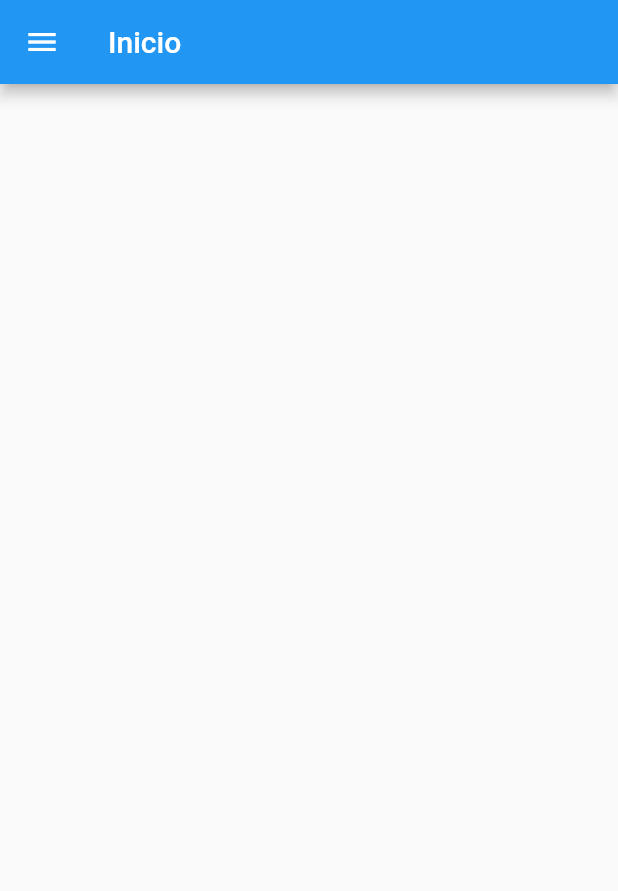
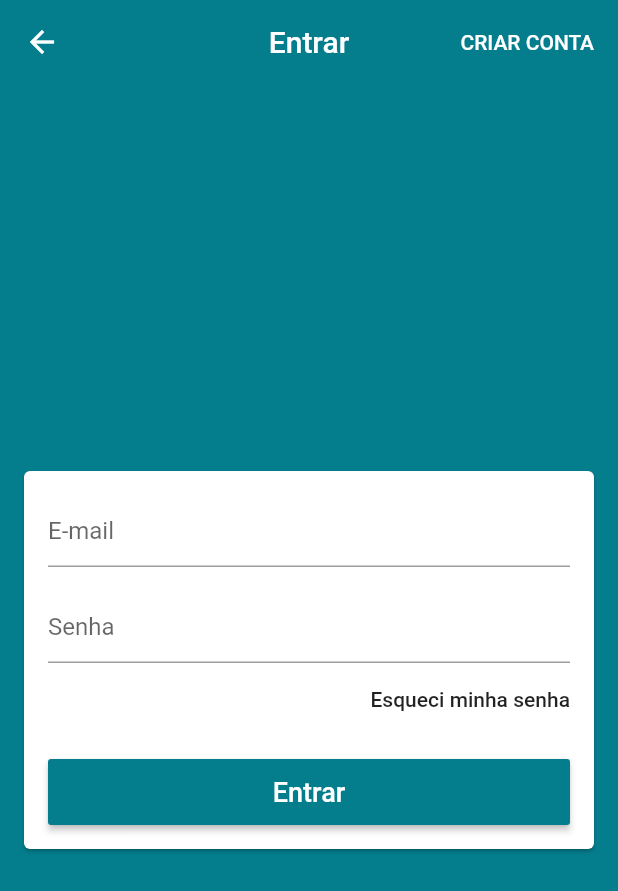
Before and after one commit to rodneytk/flutter_lojavirtual, a Flutter app: the screen it shows after launch, on a phone screen of 412 x 824 dp. Shown: the top 891 px of the screen. Run offline on Flutter 3.47's test engine with Material 2 defaults, Android fonts, the phone set to English and light mode, and no system bars; our stand-ins replace cloud_firestore, firebase_auth; accounts and stored records are empty.

Commit message:
Adicionado tela de Login e Criar Conta, autenticando via Firebase

```diff
--- /dev/null
+++ b/analysis_options.yaml
@@ -0,0 +1 @@
+include: package:lint/analysis_options.yaml
--- a/lib/common/custom_drawer/custom_drawer.dart
+++ b/lib/common/custom_drawer/custom_drawer.dart
@@ -6,7 +6,7 @@ class CustomDrawer extends StatelessWidget {
   Widget build(BuildContext context) {
     return Drawer(
       child: ListView(
-        children: <Widget>[
+        children: const <Widget>[
           CustomDrawerTile(
             iconData: Icons.home,
             title: 'Inicio',
--- a/lib/common/custom_drawer/custom_drawer_tile.dart
+++ b/lib/common/custom_drawer/custom_drawer_tile.dart
@@ -12,6 +12,7 @@ class CustomDrawerTile extends StatelessWidget {
   @override
   Widget build(BuildContext context) {
     final int currPage = context.watch<PageManager>().page;
+    final Color primaryColor = Theme.of(context).primaryColor;
 
     return InkWell(
       onTap: () {
@@ -26,14 +27,14 @@ class CustomDrawerTile extends StatelessWidget {
               child: Icon(
                 iconData,
                 size: 32,
-                color: currPage == page ? Colors.red : Colors.grey[700],
+                color: currPage == page ? primaryColor : Colors.grey[700],
               ),
             ),
             Text(
               title,
               style: TextStyle(
                 fontSize: 16,
-                color: currPage == page ? Colors.red : Colors.grey[700],
+                color: currPage == page ? primaryColor : Colors.grey[700],
               ),
             ),
           ],
--- /dev/null
+++ b/lib/helpers/firebase_errors.dart
@@ -0,0 +1,25 @@
+String getErrorString(String code) {
+  switch (code) {
+    case 'ERROR_WEAK_PASSWORD':
+      return 'Sua senha é muito fraca.';
+    case 'ERROR_INVALID_EMAIL':
+      return 'Seu e-mail é inválido.';
+    case 'ERROR_EMAIL_ALREADY_IN_USE':
+      return 'E-mail já está sendo utilizado em outra conta.';
+    case 'ERROR_INVALID_CREDENTIAL':
+      return 'Seu e-mail é inválido.';
+    case 'ERROR_WRONG_PASSWORD':
+      return 'Sua senha está incorreta.';
+    case 'ERROR_USER_NOT_FOUND':
+      return 'Não há usuário com este e-mail.';
+    case 'ERROR_USER_DISABLED':
+      return 'Este usuário foi desabilitado.';
+    case 'ERROR_TOO_MANY_REQUESTS':
+      return 'Muitas solicitações. Tente novamente mais tarde.';
+    case 'ERROR_OPERATION_NOT_ALLOWED':
+      return 'Operação não permitida.';
+
+    default:
+      return 'Um erro indefinido ocorreu.';
+  }
+}
--- /dev/null
+++ b/lib/helpers/validators.dart
@@ -0,0 +1,5 @@
+bool emailValid(String email) {
+  final RegExp regex = RegExp(
+      r"^(([^<>()[\]\\.,;:\s@\']+(\.[^<>()[\]\\.,;:\s@\']+)*)|(\'.+\'))@((\[[0-9]{1,3}\.[0-9]{1,3}\.[0-9]{1,3}\.[0-9]{1,3}\])|(([a-zA-Z\-0-9]+\.)+[a-zA-Z]{2,}))$");
+  return regex.hasMatch(email);
+}
--- a/lib/main.dart
+++ b/lib/main.dart
@@ -1,5 +1,8 @@
 import 'package:flutter/material.dart';
+import 'package:flutter_lojavirtual/models/user_manager.dart';
 import 'package:flutter_lojavirtual/screens/base/base_screen.dart';
+import 'package:flutter_lojavirtual/screens/signup/signup_screen.dart';
+import 'package:provider/provider.dart';
 
 void main() {
   runApp(MyApp());
@@ -8,13 +11,27 @@ void main() {
 class MyApp extends StatelessWidget {
   @override
   Widget build(BuildContext context) {
-    return MaterialApp(
-      title: 'Flutter Loja Virtual',
-      theme: ThemeData(
-        primarySwatch: Colors.blue,
-        visualDensity: VisualDensity.adaptivePlatformDensity,
+    return ChangeNotifierProvider(
+      create: (_) => UserManager(),
+      child: MaterialApp(
+        title: 'Flutter Loja Virtual',
+        theme: ThemeData(
+          primaryColor: const Color.fromARGB(255, 4, 125, 141),
+          scaffoldBackgroundColor: const Color.fromARGB(255, 4, 125, 141),
+          appBarTheme: const AppBarTheme(elevation: 0),
+          visualDensity: VisualDensity.adaptivePlatformDensity,
+        ),
+        initialRoute: '/base',
+        onGenerateRoute: (settings) {
+          switch (settings.name) {
+            case '/signup':
+              return MaterialPageRoute(builder: (_) => SignUpScreen());
+            case '/base':
+            default:
+              return MaterialPageRoute(builder: (_) => BaseScreen());
+          }
+        },
       ),
-      home: BaseScreen(),
     );
   }
 }
--- /dev/null
+++ b/lib/models/user.dart
@@ -0,0 +1,29 @@
+import 'package:cloud_firestore/cloud_firestore.dart';
+
+class User {
+  User({this.id, this.name, this.email, this.password});
+  User.fromDocument(DocumentSnapshot document) {
+    id = document.documentID;
+    name = document.data['name'] as String;
+    email = document.data['email'] as String;
+  }
+
+  String id;
+  String name;
+  String email;
+  String password;
+  String confirmPassword;
+
+  DocumentReference get user => Firestore.instance.document('users/$id');
+
+  Map<String, dynamic> toMap() {
+    return {
+      'name': name,
+      'email': email,
+    };
+  }
+
+  Future<void> saveData() async {
+    await user.setData(toMap());
+  }
+}
--- a/lib/screens/base/base_screen.dart
+++ b/lib/screens/base/base_screen.dart
@@ -1,6 +1,7 @@
 import 'package:flutter/material.dart';
 import 'package:flutter_lojavirtual/common/custom_drawer/custom_drawer.dart';
 import 'package:flutter_lojavirtual/models/page_manager.dart';
+import 'package:flutter_lojavirtual/screens/login/login_screen.dart';
 import 'package:provider/provider.dart';
 
 class BaseScreen extends StatelessWidget {
@@ -16,12 +17,13 @@ class BaseScreen extends StatelessWidget {
         controller: pageController,
         physics: const NeverScrollableScrollPhysics(),
         children: <Widget>[
-          Scaffold(
-            drawer: CustomDrawer(),
-            appBar: AppBar(
-              title: const Text('Inicio'),
-            ),
-          ),
+          // Scaffold(
+          //   drawer: CustomDrawer(),
+          //   appBar: AppBar(
+          //     title: const Text('Inicio'),
+          //   ),
+          // ),
+          LoginScreen(),
           Scaffold(
             drawer: CustomDrawer(),
             appBar: AppBar(
--- /dev/null
+++ b/lib/screens/login/login_screen.dart
@@ -0,0 +1,137 @@
+import 'package:flutter/material.dart';
+import 'package:flutter_lojavirtual/helpers/validators.dart';
+import 'package:flutter_lojavirtual/models/user.dart';
+import 'package:flutter_lojavirtual/models/user_manager.dart';
+import 'package:provider/provider.dart';
+
+class LoginScreen extends StatelessWidget {
+  final GlobalKey<FormState> formKey = GlobalKey<FormState>();
+  final GlobalKey<ScaffoldState> scaffoldKey = GlobalKey<ScaffoldState>();
+
+  final TextEditingController emailController = TextEditingController();
+  final TextEditingController passController = TextEditingController();
+
+  @override
+  Widget build(BuildContext context) {
+    return Scaffold(
+      key: scaffoldKey,
+      appBar: AppBar(
+        title: const Text('Entrar'),
+        centerTitle: true,
+        actions: <Widget>[
+          FlatButton(
+            onPressed: () {
+              Navigator.of(context).pushReplacementNamed('/signup');
+            },
+            textColor: Colors.white,
+            child: const Text(
+              'CRIAR CONTA',
+              style: TextStyle(fontSize: 14),
+            ),
+          )
+        ],
+      ),
+      body: Center(
+        child: Card(
+          margin: const EdgeInsets.symmetric(horizontal: 16),
+          child: Form(
+            key: formKey,
+            child: Consumer<UserManager>(
+              builder: (_, userManager, __) {
+                return ListView(
+                  padding: const EdgeInsets.all(16),
+                  shrinkWrap: true,
+                  children: <Widget>[
+                    TextFormField(
+                      controller: emailController,
+                      enabled: !userManager.loading,
+                      decoration: const InputDecoration(hintText: 'E-mail'),
+                      keyboardType: TextInputType.emailAddress,
+                      autocorrect: false,
+                      validator: (email) {
+                        if (!emailValid(email)) {
+                          return 'E-mail inválido';
+                        }
+                        return null;
+                      },
+                    ),
+                    const SizedBox(
+                      height: 16,
+                    ),
+                    TextFormField(
+                      controller: passController,
+                      enabled: !userManager.loading,
+                      decoration: const InputDecoration(hintText: 'Senha'),
+                      autocorrect: false,
+                      obscureText: true,
+                      validator: (pass) {
+                        if (pass.isEmpty || pass.length < 6) {
+                          return 'Senha inválida';
+                        }
+                        return null;
+                      },
+                    ),
+                    Align(
+                      alignment: Alignment.centerRight,
+                      child: FlatButton(
+                        onPressed: userManager.loading ? null : () {},
+                        padding: EdgeInsets.zero,
+                        child: const Text('Esqueci minha senha'),
+                      ),
+                    ),
+                    const SizedBox(
+                      height: 16,
+                    ),
+                    SizedBox(
+                      height: 44,
+                      child: RaisedButton(
+                        onPressed: userManager.loading
+                            ? null
+                            : () {
+                                if (formKey.currentState.validate()) {
+                                  userManager.signIn(
+                                    user: User(
+                                      email: emailController.text,
+                                      password: passController.text,
+                                    ),
+                                    onSuccess: () {
+                                      //TODO: FECHAR TELA DE LOGIN
+                                    },
+                                    onFail: (e) {
+                                      scaffoldKey.currentState.showSnackBar(
+                                        SnackBar(
+                                          content: Text('Falha ao entrar: $e'),
+                                          backgroundColor: Colors.red,
+                                        ),
+                                      );
+                                    },
+                                  );
+                                }
+                              },
+                        color: Theme.of(context).primaryColor,
+                        disabledColor:
+                            Theme.of(context).primaryColor.withAlpha(100),
+                        textColor: Colors.white,
+                        child: userManager.loading
+                            ? const CircularProgressIndicator(
+                                valueColor:
+                                    AlwaysStoppedAnimation(Colors.white),
+                              )
+                            : const Text(
+                                'Entrar',
+                                style: TextStyle(
+                                  fontSize: 18,
+                                ),
+                              ),
+                      ),
+                    ),
+                  ],
+                );
+              },
+            ),
+          ),
+        ),
+      ),
+    );
+  }
+}
--- a/pubspec.yaml
+++ b/pubspec.yaml
@@ -36,6 +36,7 @@ dependencies:
 dev_dependencies:
   flutter_test:
     sdk: flutter
+  lint: ^1.2.0
 
 # For information on the generic Dart part of this file, see the
 # following page: https://dart.dev/tools/pub/pubspec
```
Also changed, not shown: lib/models/user_manager.dart (added, +70 -0 lines), lib/screens/signup/signup_screen.dart (added, +149 -0 lines), pubspec.lock.
